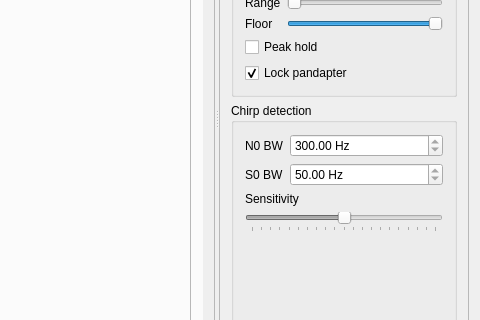
First picture: the form in ui/mainui.ui, repository BatchDrake/qstones, before the edit; both pictures show x 736 to 1216 and y 291 to 611 of the 1216 by 791 pixel window.
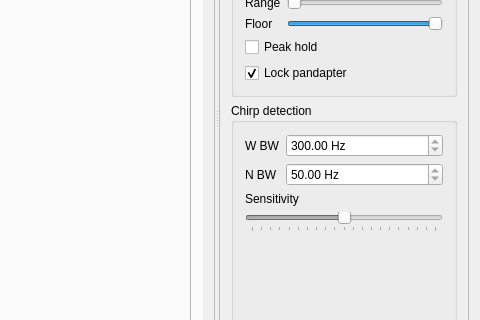
Second picture: the form after the edit. The open tabs and pages were chosen to show the change. Icons and pictures are not drawn.

```diff
--- a/ui/mainui.ui
+++ b/ui/mainui.ui
@@ -579,7 +579,7 @@
            <item row="0" column="0">
             <widget class="QLabel" name="label_9">
              <property name="text">
-              <string>N0 BW</string>
+              <string>W BW</string>
              </property>
             </widget>
            </item>
@@ -611,7 +611,7 @@
               </sizepolicy>
              </property>
              <property name="text">
-              <string>S0 BW</string>
+              <string>N BW</string>
              </property>
             </widget>
            </item>
```
Left out of the diff: 2 changed lines with no effect on the pictures.
